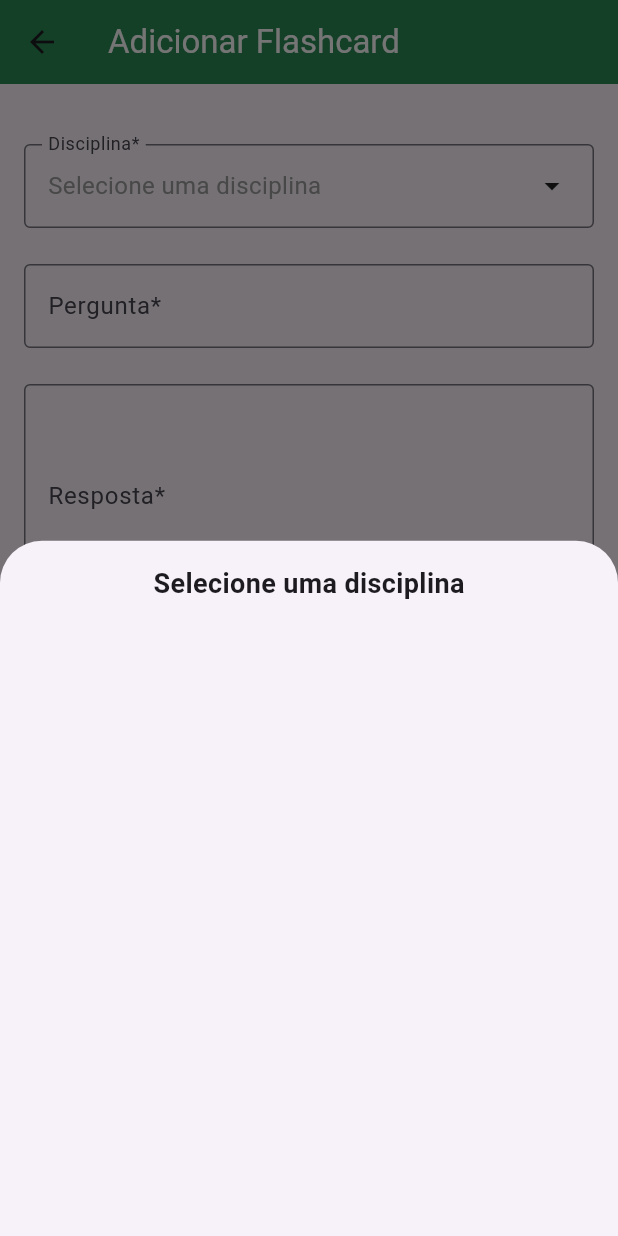
After one commit to ArthurLBSilva/study_master, a Flutter app: the CadastroFlashcardScreen screen opened by its route, after a tap on "Selecione uma disciplina", on a phone screen of 412 x 824 dp. The commit adds this screen. Run offline on Flutter 3.47's test engine with Material 3 defaults, Android fonts, the light colour scheme and no system bars; our stand-ins replace cloud_firestore, firebase_auth, firebase_core, google_sign_in, table_calendar; accounts and stored records are empty.

Commit message:
Tela de flashcard pronta
Excluir, adicionar e filtar por disciplina está funcionando

```diff
--- a/lib/main.dart
+++ b/lib/main.dart
@@ -1,7 +1,9 @@
 import 'package:flutter/material.dart';
 import 'package:firebase_core/firebase_core.dart';
+import 'package:study_master/screens/cadastro_flashcard_screen.dart';
 import 'package:study_master/screens/cadastro_planejamento_screen.dart';
 import 'package:study_master/screens/editar_agenda_screen.dart';
+import 'package:study_master/screens/flashcard_screen.dart';
 import 'package:study_master/screens/home_screen.dart';
 import 'package:study_master/screens/login_screen.dart';
 import 'package:study_master/screens/planejamento_screen.dart';
@@ -60,6 +62,9 @@ class MyApp extends StatelessWidget {
             lembrete: args['lembrete'], // Lembrete atual (pode ser nulo)
           );
         },
+        '/flashCard': (context) => FlashcardScreen(),
+        '/cadastro_flashcard': (context) => CadastroFlashcardScreen(),
+
       },
     );
   }
--- /dev/null
+++ b/lib/screens/cadastro_flashcard_screen.dart
@@ -0,0 +1,265 @@
+import 'package:flutter/material.dart';
+import '../services/store_service.dart'; // Importe o StoreService
+import '../services/auth_service.dart'; // Importe o AuthService
+
+class CadastroFlashcardScreen extends StatefulWidget {
+  @override
+  _CadastroFlashcardScreenState createState() => _CadastroFlashcardScreenState();
+}
+
+class _CadastroFlashcardScreenState extends State<CadastroFlashcardScreen> {
+  final TextEditingController _disciplinaController = TextEditingController();
+  final TextEditingController _perguntaController = TextEditingController();
+  final TextEditingController _respostaController = TextEditingController();
+
+  final StoreService _storeService = StoreService(); // Instância do StoreService
+  final AuthService _authService = AuthService(); // Instância do AuthService
+
+  List<String> _disciplinas = []; // Lista de disciplinas
+
+  @override
+  void initState() {
+    super.initState();
+    // Carrega a lista de disciplinas ao iniciar a tela
+    _carregarDisciplinas();
+  }
+
+  // Função para carregar a lista de disciplinas
+  Future<void> _carregarDisciplinas() async {
+    try {
+      final disciplinas = await _storeService.getDisciplinas();
+      setState(() {
+        _disciplinas = disciplinas;
+      });
+    } catch (e) {
+      ScaffoldMessenger.of(context).showSnackBar(
+        SnackBar(content: Text('Erro ao carregar disciplinas: $e')),
+      );
+    }
+  }
+
+  // Função para exibir a lista de disciplinas em um modal
+  void _mostrarListaDisciplinas() {
+    showModalBottomSheet(
+      context: context,
+      builder: (context) {
+        return Container(
+          padding: EdgeInsets.all(16),
+          child: Column(
+            mainAxisSize: MainAxisSize.min,
+            children: [
+              Text(
+                'Selecione uma disciplina',
+                style: TextStyle(
+                  fontSize: 18,
+                  fontWeight: FontWeight.bold,
+                ),
+              ),
+              SizedBox(height: 16),
+              Expanded(
+                child: ListView.builder(
+                  shrinkWrap: true,
+                  itemCount: _disciplinas.length,
+                  itemBuilder: (context, index) {
+                    final disciplina = _disciplinas[index];
+                    return ListTile(
+                      title: Text(disciplina),
+                      onTap: () {
+                        setState(() {
+                          _disciplinaController.text = disciplina;
+                        });
+                        Navigator.pop(context); // Fecha o modal
+                      },
+                    );
+                  },
+                ),
+              ),
+            ],
+          ),
+        );
+      },
+    );
+  }
+
+  // Função para salvar o flashcard
+  void _salvarFlashcard() async {
+    final disciplina = _disciplinaController.text.trim();
+    final pergunta = _perguntaController.text.trim();
+    final resposta = _respostaController.text.trim();
+
+    // Validação 1: Disciplina é obrigatória
+    if (disciplina.isEmpty) {
+      ScaffoldMessenger.of(context).showSnackBar(
+        SnackBar(content: Text('O campo Disciplina é obrigatório.')),
+      );
+      return;
+    }
+
+    // Validação 2: Pergunta é obrigatória
+    if (pergunta.isEmpty) {
+      ScaffoldMessenger.of(context).showSnackBar(
+        SnackBar(content: Text('O campo Pergunta é obrigatório.')),
+      );
+      return;
+    }
+
+    // Validação 3: Resposta é obrigatória
+    if (resposta.isEmpty) {
+      ScaffoldMessenger.of(context).showSnackBar(
+        SnackBar(content: Text('O campo Resposta é obrigatório.')),
+      );
+      return;
+    }
+
+    // Obtém o ID do usuário logado
+    final userId = _authService.getCurrentUser();
+    if (userId == null) {
+      ScaffoldMessenger.of(context).showSnackBar(
+        SnackBar(content: Text('Usuário não autenticado.')),
+      );
+      return;
+    }
+
+    // Salva o flashcard no Firestore
+    try {
+      await _storeService.salvarFlashcard(
+        userId: userId,
+        disciplina: disciplina,
+        pergunta: pergunta,
+        resposta: resposta,
+      );
+
+      // Fecha a tela após salvar
+      Navigator.pop(context);
+
+      // Exibe uma mensagem de sucesso
+      ScaffoldMessenger.of(context).showSnackBar(
+        SnackBar(content: Text('Flashcard salvo com sucesso!')),
+      );
+    } catch (e) {
+      // Exibe uma mensagem de erro se o salvamento falhar
+      ScaffoldMessenger.of(context).showSnackBar(
+        SnackBar(content: Text('Erro ao salvar flashcard: $e')),
+      );
+    }
+  }
+
+  @override
+  Widget build(BuildContext context) {
+    return Scaffold(
+      appBar: AppBar(
+        title: const Text(
+          'Adicionar Flashcard',
+          style: TextStyle(
+            color: Colors.white, // Cor do texto em branco
+          ),
+        ),
+        backgroundColor: const Color(0xFF2E8B57), // Cor de fundo do AppBar
+      ),
+      body: SingleChildScrollView(
+        // Permite rolar a tela
+        padding: const EdgeInsets.all(16.0),
+        child: Column(
+          crossAxisAlignment: CrossAxisAlignment.start,
+          children: [
+            SizedBox(height: 24), // Espaçamento maior entre a AppBar e o campo
+            // Campo de Disciplina
+            InkWell(
+              onTap: _mostrarListaDisciplinas, // Abre o modal de disciplinas
+              child: InputDecorator(
+                decoration: InputDecoration(
+                  labelText: 'Disciplina*',
+                  border: OutlineInputBorder(),
+                ),
+                child: Row(
+                  mainAxisAlignment: MainAxisAlignment.spaceBetween,
+                  children: [
+                    Text(
+                      _disciplinaController.text.isEmpty
+                          ? 'Selecione uma disciplina'
+                          : _disciplinaController.text,
+                      style: TextStyle(
+                        fontSize: 16,
+                        color: _disciplinaController.text.isEmpty
+                            ? Colors.grey
+                            : Colors.black,
+                      ),
+                    ),
+                    Icon(Icons.arrow_drop_down),
+                  ],
+                ),
+              ),
+            ),
+            SizedBox(height: 24), // Espaçamento maior entre os campos
+            // Campo de Pergunta
+            TextField(
+              controller: _perguntaController,
+              decoration: InputDecoration(
+                labelText: 'Pergunta*',
+                hintText: 'Ex: Qual é a capital da França?',
+                border: OutlineInputBorder(),
+              ),
+            ),
+            SizedBox(height: 24), // Espaçamento maior entre os campos
+            // Campo de Resposta (maior)
+            Container(
+              height: 150, // Altura maior para o campo de resposta
+              child: TextField(
+                controller: _respostaController,
+                maxLines: null, // Permite múltiplas linhas
+                expands: true, // Expande para ocupar o espaço disponível
+                decoration: InputDecoration(
+                  labelText: 'Resposta*',
+                  hintText: 'Ex: Paris',
+                  border: OutlineInputBorder(),
+                  alignLabelWithHint: true, // Alinha o label com o texto
+                ),
+              ),
+            ),
+            SizedBox(height: 32), // Espaçamento maior antes dos botões
+            // Botões de Salvar e Cancelar
+            Row(
+              mainAxisAlignment: MainAxisAlignment.spaceBetween,
+              children: [
+                Expanded(
+                  child: ElevatedButton(
+                    onPressed: () {
+                      Navigator.pop(context); // Volta para a tela anterior
+                    },
+                    style: ElevatedButton.styleFrom(
+                      backgroundColor: Colors.grey, // Cor do botão Cancelar
+                      padding: EdgeInsets.symmetric(vertical: 16),
+                    ),
+                    child: const Text(
+                      'Cancelar',
+                      style: TextStyle(
+                        color: Colors.white, // Cor do texto em branco
+                      ),
+                    ),
+                  ),
+                ),
+                SizedBox(width: 16),
+                Expanded(
+                  child: ElevatedButton(
+                    onPressed: _salvarFlashcard,
+                    style: ElevatedButton.styleFrom(
+                      backgroundColor:
+                          const Color(0xFF2E8B57), // Cor do botão Salvar
+                      padding: EdgeInsets.symmetric(vertical: 16),
+                    ),
+                    child: const Text(
+                      'Salvar',
+                      style: TextStyle(
+                        color: Colors.white, // Cor do texto em branco
+                      ),
+                    ),
+                  ),
+                ),
+              ],
+            ),
+          ],
+        ),
+      ),
+    );
+  }
+}
--- a/lib/screens/home_screen.dart
+++ b/lib/screens/home_screen.dart
@@ -42,7 +42,7 @@ class _HomeScreenState extends State<HomeScreen> {
         Navigator.pushNamed(context, '/planejamento');
         break;
       case 2:
-        // Adicione a navegação para a tela de flashcards
+        Navigator.pushNamed(context, '/flashCard');
         break;
       case 3:
         // Adicione a navegação para a tela de Pomodoro
@@ -201,7 +201,7 @@ class _HomeScreenState extends State<HomeScreen> {
           final lembretes = getLembretesOrdenados(compromissos);
 
           return Container(
-            color: Color.fromARGB(255, 219, 220, 219),
+            color: Color.fromARGB(255, 255, 255, 255),
             padding: const EdgeInsets.all(16.0),
             child: Column(
               crossAxisAlignment: CrossAxisAlignment.start,
--- a/lib/screens/planejamento_screen.dart
+++ b/lib/screens/planejamento_screen.dart
@@ -371,7 +371,7 @@ class _PlanejamentoScreenState extends State<PlanejamentoScreen> {
               Navigator.pushNamed(context, '/planejamento');
               break;
             case 2:
-              // Navegação para flashcards
+              Navigator.pushNamed(context, '/flashCard');
               break;
             case 3:
               // Navegação para Pomodoro
--- a/lib/services/store_service.dart
+++ b/lib/services/store_service.dart
@@ -1,7 +1,10 @@
 import 'package:cloud_firestore/cloud_firestore.dart';
+import 'package:study_master/services/auth_service.dart';
+import 'dart:async';
 
 class StoreService {
   final FirebaseFirestore _firestore = FirebaseFirestore.instance;
+  final AuthService _authService = AuthService();
 
   // Função para salvar um compromisso/lembrete no Firestore
   Future<void> salvarAgenda({
@@ -99,7 +102,7 @@ class StoreService {
     }
   }
 
-   Future<void> editarAgenda({
+  Future<void> editarAgenda({
     required String id, // ID do documento a ser editado
     required String userId, // ID do usuário
     required DateTime data,
@@ -109,7 +112,8 @@ class StoreService {
   }) async {
     try {
       await _firestore
-          .collection('agenda') // Coleção onde os agendamentos estão armazenados
+          .collection(
+              'agenda') // Coleção onde os agendamentos estão armazenados
           .doc(id) // Documento específico a ser editado
           .update({
         'userId': userId,
@@ -123,4 +127,66 @@ class StoreService {
       throw Exception('Erro ao editar agendamento');
     }
   }
+
+  Future<void> salvarFlashcard({
+    required String userId,
+    required String disciplina,
+    required String pergunta,
+    required String resposta,
+  }) async {
+    try {
+      await _firestore.collection('flashcards').add({
+        'userId': userId,
+        'disciplina': disciplina,
+        'pergunta': pergunta,
+        'resposta': resposta,
+        'dataCriacao': Timestamp.now(), // Data atual
+      });
+    } catch (e) {
+      print('Erro ao salvar flashcard: $e');
+      throw Exception('Erro ao salvar flashcard');
+    }
+  }
+
+  Future<List<Map<String, dynamic>>> getFlashcardsPorDisciplina(
+      String disciplina) async {
+    try {
+      final userId = _authService.getCurrentUser();
+      if (userId == null) {
+        throw Exception('Usuário não autenticado');
+      }
+
+      print('Buscando flashcards para a disciplina: $disciplina');
+
+      final querySnapshot = await _firestore
+          .collection('flashcards')
+          .where('userId', isEqualTo: userId)
+          .where('disciplina', isEqualTo: disciplina)
+          .get();
+
+      print('Flashcards encontrados: ${querySnapshot.docs.length}');
+
+      return querySnapshot.docs.map((doc) {
+        final data = doc.data();
+        print('Flashcard: $data');
+        return {
+          'id': doc.id,
+          ...data,
+        };
+      }).toList();
+    } catch (e) {
+      print('Erro ao buscar flashcards: $e');
+      throw Exception('Erro ao buscar flashcards');
+    }
+  }
+
+  Future<void> deletarFlashcard(String flashcardId) async {
+  try {
+    await _firestore.collection('flashcards').doc(flashcardId).delete();
+    print('Flashcard deletado com sucesso');
+  } catch (e) {
+    print('Erro ao deletar flashcard: $e');
+    throw Exception('Erro ao deletar flashcard');
+  }
 }
+}
```
Also changed, not shown: lib/screens/flashcard_screen.dart (added, +341 -0 lines).
